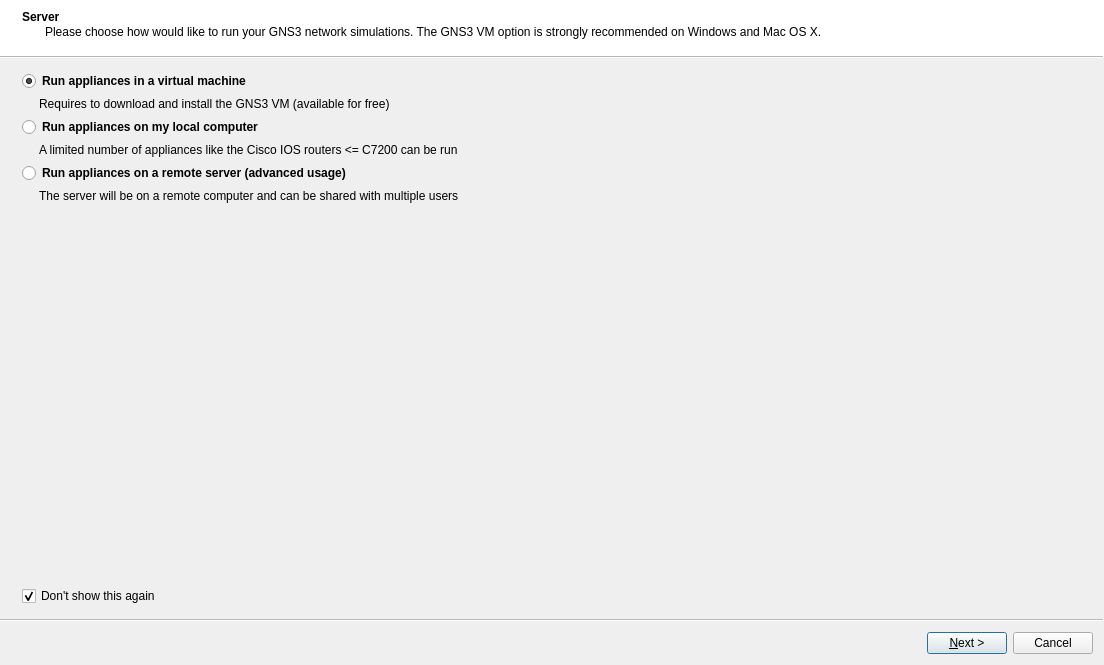
Qt form gns3/ui/setup_wizard.ui (kaisenlinux/gns3-gui) before a commit.
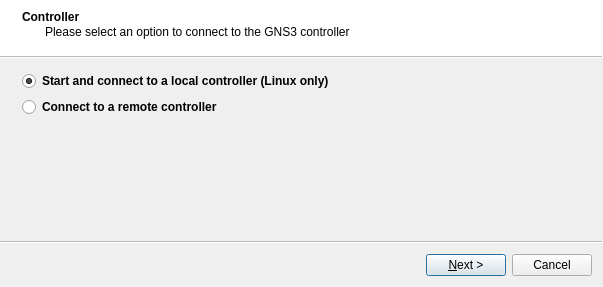
The same form after that commit.

```diff
--- a/gns3/ui/setup_wizard.ui
+++ b/gns3/ui/setup_wizard.ui
@@ -6,8 +6,8 @@
    <rect>
     <x>0</x>
     <y>0</y>
-    <width>1104</width>
-    <height>665</height>
+    <width>603</width>
+    <height>287</height>
    </rect>
   </property>
   <property name="windowTitle">
@@ -24,10 +24,10 @@
   </property>
   <widget class="QWizardPage" name="uiServerWizardPage">
    <property name="title">
-    <string>Server</string>
+    <string>Controller</string>
    </property>
    <property name="subTitle">
-    <string>Please choose how would like to run your GNS3 network simulations. The GNS3 VM option is strongly recommended on Windows and Mac OS X.</string>
+    <string>Please select an option to connect to the GNS3 controller</string>
    </property>
    <layout class="QVBoxLayout" name="verticalLayout_4">
     <item>
@@ -48,52 +48,13 @@
        <string>Dynamips, IOU, VPCS and Qemu will use this virtual machine.</string>
       </property>
       <property name="text">
-       <string>Run appliances in a virtual machine</string>
+       <string>Start and connect to a local controller (Linux only)</string>
       </property>
       <property name="checked">
        <bool>true</bool>
       </property>
      </widget>
     </item>
-    <item>
-     <widget class="QLabel" name="label">
-      <property name="text">
-       <string>Requires to download and install the GNS3 VM (available for free) </string>
-      </property>
-      <property name="margin">
-       <number>0</number>
-      </property>
-      <property name="indent">
-       <number>17</number>
-      </property>
-     </widget>
-    </item>
-    <item>
-     <widget class="QRadioButton" name="uiLocalRadioButton">
-      <property name="font">
-       <font>
-        <weight>75</weight>
-        <bold>true</bold>
-       </font>
-      </property>
-      <property name="toolTip">
-       <string>Everything that is supported by your system will run on your computer.</string>
-      </property>
-      <property name="text">
-       <string>Run appliances on my local computer</string>
-      </property>
-     </widget>
-    </item>
-    <item>
-     <widget class="QLabel" name="uiLocalLabel">
-      <property name="text">
-       <string>A limited number of appliances like the Cisco IOS routers &lt;= C7200 can be run</string>
-      </property>
-      <property name="indent">
-       <number>17</number>
-      </property>
-     </widget>
-    </item>
     <item>
      <widget class="QRadioButton" name="uiRemoteControllerRadioButton">
       <property name="font">
@@ -102,21 +63,11 @@
         <bold>true</bold>
        </font>
       </property>
-      <property name="text">
-       <string>Run appliances on a remote server (advanced usage)</string>
+      <property name="toolTip">
+       <string>A remote controller can run in a Virtual Machine (VM) or on a remote server</string>
       </property>
-     </widget>
-    </item>
-    <item>
-     <widget class="QLabel" name="label_2">
       <property name="text">
-       <string>The server will be on a remote computer and can be shared with multiple users</string>
-      </property>
-      <property name="wordWrap">
-       <bool>true</bool>
-      </property>
-      <property name="indent">
-       <number>17</number>
+       <string>Connect to a remote controller</string>
       </property>
      </widget>
     </item>
@@ -133,16 +84,6 @@
       </property>
      </spacer>
     </item>
-    <item>
-     <widget class="QCheckBox" name="uiShowCheckBox">
-      <property name="text">
-       <string>Don't show this again</string>
-      </property>
-      <property name="checked">
-       <bool>true</bool>
-      </property>
-     </widget>
-    </item>
    </layout>
   </widget>
   <widget class="QWizardPage" name="uiLocalServerWizardPage">
@@ -464,6 +405,16 @@
       </column>
      </widget>
     </item>
+    <item>
+     <widget class="QCheckBox" name="uiShowCheckBox">
+      <property name="text">
+       <string>Don't show this setup wizard again</string>
+      </property>
+      <property name="checked">
+       <bool>true</bool>
+      </property>
+     </widget>
+    </item>
    </layout>
   </widget>
  </widget>
```
Left out of the diff: 261 changed lines with no effect on the pictures.
